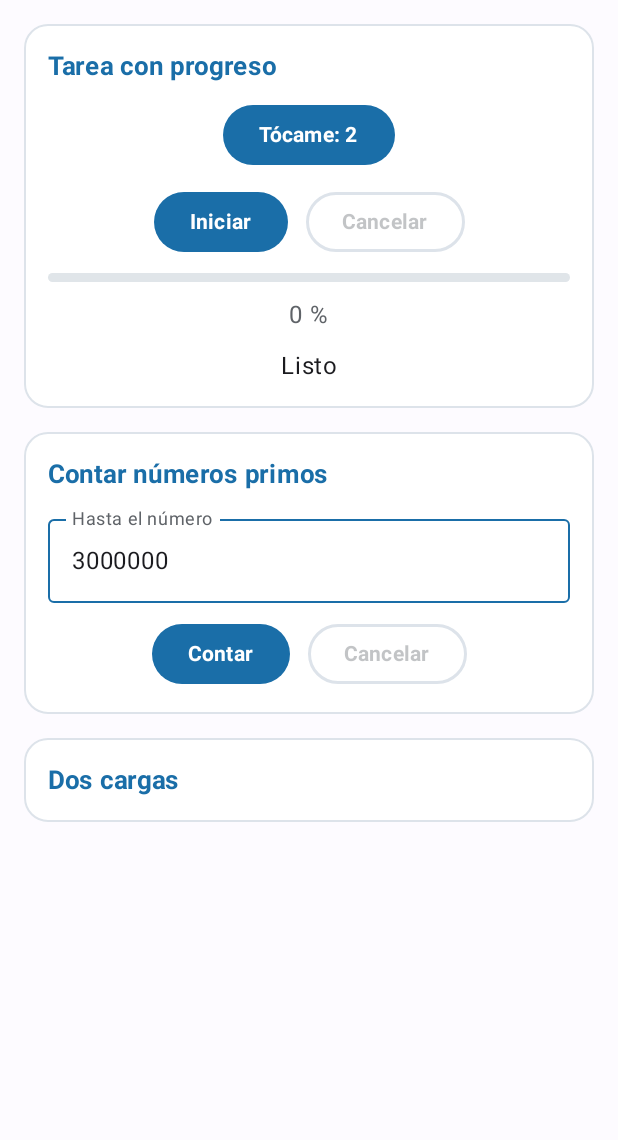
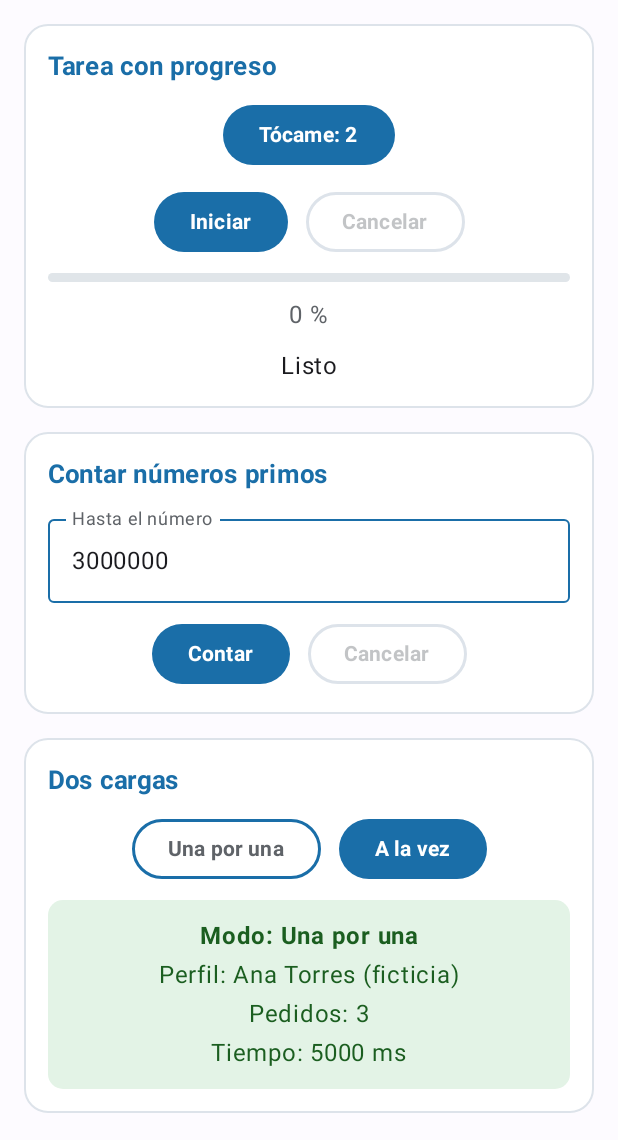
Before and after one commit to jordanabad797-pixel/CentroTareas, an Android app built with Jetpack Compose: the screen it shows after launch (MainActivity), after a tap on an icon or button, on a phone screen of 412 x 824 dp, the part 96-1236 px from its top. Run offline under Robolectric (Android 15) with nearby library versions, the phone set to English and light mode, and no system bars; 2 other taps on this screen came first.

Commit message:
feat(carga): compara carga secuencial y en paralelo con async

```diff
--- a/app/src/main/java/com/tecsup/centrotareas/ui/PantallaTareas.kt
+++ b/app/src/main/java/com/tecsup/centrotareas/ui/PantallaTareas.kt
@@ -17,6 +17,7 @@ import androidx.compose.foundation.verticalScroll
 import androidx.compose.material3.Button
 import androidx.compose.material3.Card
 import androidx.compose.material3.CardDefaults
+import androidx.compose.material3.CircularProgressIndicator
 import androidx.compose.material3.ExperimentalMaterial3Api
 import androidx.compose.material3.LinearProgressIndicator
 import androidx.compose.material3.MaterialTheme
@@ -40,6 +41,7 @@ import androidx.compose.ui.text.font.FontWeight
 import androidx.compose.ui.text.input.KeyboardType
 import androidx.compose.ui.unit.dp
 import androidx.compose.ui.unit.sp
+import com.tecsup.centrotareas.model.CargaUi
 import com.tecsup.centrotareas.model.PrimosUi
 import com.tecsup.centrotareas.ui.theme.VerdeFondo
 import com.tecsup.centrotareas.ui.theme.VerdeTexto
@@ -164,7 +166,30 @@ private fun TarjetaPrimos(vm: TareasViewModel) {
 
 @Composable
 private fun TarjetaCargas(vm: TareasViewModel) {
+    val carga by vm.carga.collectAsState()
+    val cargando = carga is CargaUi.Cargando
     Tarjeta(titulo = "Dos cargas") {
+        Row(horizontalArrangement = Arrangement.spacedBy(12.dp)) {
+            BotonContorno(texto = "Una por una", habilitado = !cargando) { vm.cargarUnaPorUna() }
+            Button(onClick = { vm.cargarALaVez() }, enabled = !cargando) {
+                Text("A la vez", fontWeight = FontWeight.Bold)
+            }
+        }
+        when (val estado = carga) {
+            is CargaUi.Inicial -> Unit
+            is CargaUi.Cargando -> CircularProgressIndicator(color = MaterialTheme.colorScheme.primary)
+            is CargaUi.Exito -> Recuadro(fondo = VerdeFondo) {
+                Text(
+                    text = "Modo: ${estado.modo}",
+                    color = VerdeTexto,
+                    fontWeight = FontWeight.Bold
+                )
+                Text(text = "Perfil: ${estado.perfil}", color = VerdeTexto)
+                Text(text = "Pedidos: ${estado.pedidos}", color = VerdeTexto)
+                Text(text = "Tiempo: ${estado.milisegundos} ms", color = VerdeTexto)
+            }
+            is CargaUi.Error -> Unit
+        }
     }
 }
 
```
Also changed, not shown: app/src/main/java/com/tecsup/centrotareas/viewmodel/TareasViewModel.kt (+37 -0 lines).
